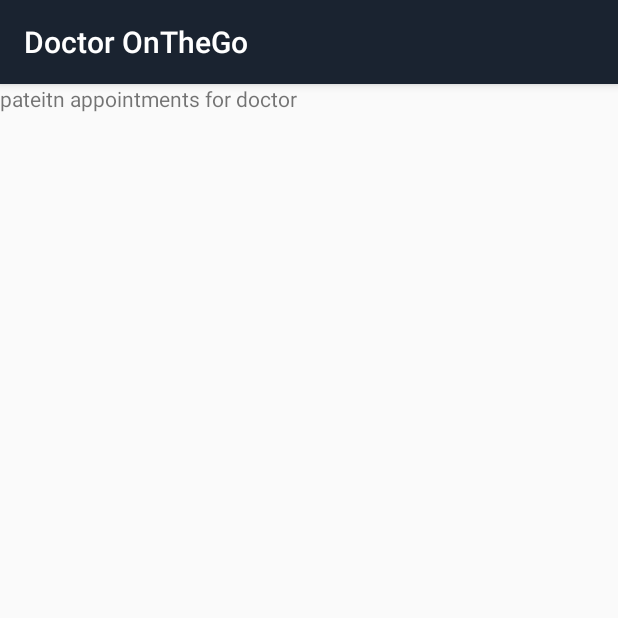
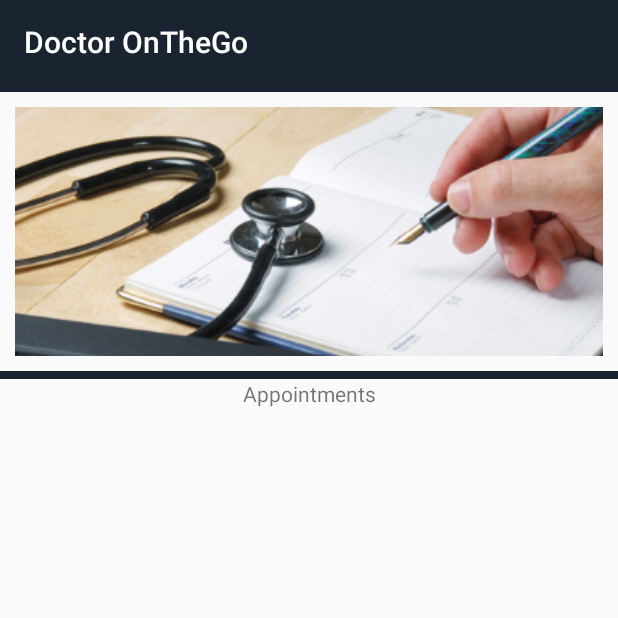
Before and after one commit to architkaila/DoctorOnTheGoApp, an Android app: the fragment patientAppointmentsForDoctor shown on its own in the app's theme, on a phone screen of 412 x 824 dp, the top half of it. Run offline under Robolectric (Android 15) with nearby library versions, the phone set to English and light mode, and no system bars; our stand-ins replace Firebase (no records; nobody signed in at launch, a user with empty details on screens opened directly); 2 statements that could not run were skipped.

Commit message:
Added Prescription Editing and adding for doctor and Prescriptions viewing for patients.

```diff
--- a/app/build.gradle
+++ b/app/build.gradle
@@ -40,4 +40,6 @@ dependencies {
 
 
 
+
+
 apply plugin: 'com.google.gms.google-services'
--- a/app/src/main/AndroidManifest.xml
+++ b/app/src/main/AndroidManifest.xml
@@ -27,7 +27,9 @@
         <activity android:name=".PatientProfileUpdate" />
         <activity android:name=".DoctorLogin" />
         <activity android:name=".DoctorActivity" />
-        <activity android:name=".PatientDetailsForDoctor"></activity>
+        <activity android:name=".PatientDetailsForDoctor" />
+        <activity android:name=".EditPrescription" />
+        <activity android:name=".ViewPrescription"></activity>
     </application>
 
 </manifest>
--- a/app/src/main/java/software/doctoronthego/PatientDetailsForDoctor.java
+++ b/app/src/main/java/software/doctoronthego/PatientDetailsForDoctor.java
@@ -7,7 +7,7 @@ import android.support.v7.app.AppCompatActivity;
 
 public class PatientDetailsForDoctor extends AppCompatActivity {
 
-    String s;
+    public static String s;
 
     @Override
     protected void onCreate(Bundle savedInstanceState) {
--- a/app/src/main/java/software/doctoronthego/fragments/DoctorViewAppointment.java
+++ b/app/src/main/java/software/doctoronthego/fragments/DoctorViewAppointment.java
@@ -9,7 +9,6 @@ import android.view.LayoutInflater;
 import android.view.View;
 import android.view.ViewGroup;
 import android.widget.ListView;
-import android.widget.Toast;
 
 import com.google.android.gms.tasks.OnCompleteListener;
 import com.google.android.gms.tasks.Task;
@@ -66,7 +65,7 @@ public class DoctorViewAppointment extends Fragment {
                 if (task.isSuccessful()) {
                     for (DocumentSnapshot doc : task.getResult()) {
 
-                        Toast.makeText(getActivity(), doc.getId(), Toast.LENGTH_SHORT).show();
+                        //Toast.makeText(getActivity(), doc.getId(), Toast.LENGTH_SHORT).show();
                         String email = doc.getId();
                         final String name = doc.getString("first_name");
 
--- a/app/src/main/java/software/doctoronthego/fragments/patientAppointmentsForDoctor.java
+++ b/app/src/main/java/software/doctoronthego/fragments/patientAppointmentsForDoctor.java
@@ -1,18 +1,48 @@
 package software.doctoronthego.fragments;
 
 
+import android.content.Intent;
 import android.os.Bundle;
+import android.support.annotation.NonNull;
 import android.support.v4.app.Fragment;
+import android.util.Log;
 import android.view.LayoutInflater;
 import android.view.View;
 import android.view.ViewGroup;
+import android.widget.AdapterView;
+import android.widget.ListView;
+import android.widget.Toast;
 
+import com.google.android.gms.tasks.OnCompleteListener;
+import com.google.android.gms.tasks.Task;
+import com.google.firebase.auth.FirebaseUser;
+import com.google.firebase.firestore.DocumentReference;
+import com.google.firebase.firestore.DocumentSnapshot;
+import com.google.firebase.firestore.FirebaseFirestore;
+import com.google.firebase.firestore.QuerySnapshot;
+
+import java.util.ArrayList;
+import java.util.Collections;
+import java.util.Comparator;
+
+import software.doctoronthego.Appointments;
+import software.doctoronthego.AppointmentsAdaptor;
+import software.doctoronthego.EditPrescription;
+import software.doctoronthego.PatientDetailsForDoctor;
 import software.doctoronthego.R;
+
+import static android.content.ContentValues.TAG;
 
 /**
  * A simple {@link Fragment} subclass.
  */
 public class patientAppointmentsForDoctor extends Fragment {
+
+    final ArrayList<Appointments> appointments = new ArrayList<>();
+    String userEmail;
+    FirebaseUser currentUser;
+    DocumentReference db;
+    ListView list;
 
 
     public patientAppointmentsForDoctor() {
@@ -24,7 +54,57 @@ public class patientAppointmentsForDoctor extends Fragment {
     public View onCreateView(LayoutInflater inflater, ViewGroup container,
                              Bundle savedInstanceState) {
         // Inflate the layout for this fragment
-        return inflater.inflate(R.layout.fragment_patient_appointments_for_doctor, container, false);
+        View v = inflater.inflate(R.layout.fragment_patient_appointments_for_doctor, container, false);
+
+        PatientDetailsForDoctor obj = (PatientDetailsForDoctor) getActivity();
+        userEmail = obj.getUserEmail();
+
+        list = v.findViewById(R.id.list);
+        db = FirebaseFirestore.getInstance().collection("patientData").document(userEmail);
+
+        db.collection("Appointments")
+                .get()
+                .addOnCompleteListener(new OnCompleteListener<QuerySnapshot>() {
+                    @Override
+                    public void onComplete(@NonNull Task<QuerySnapshot> task) {
+
+
+                        final AppointmentsAdaptor adptr = new AppointmentsAdaptor(getActivity(), appointments);
+
+                        if (task.isSuccessful()) {
+                            for (DocumentSnapshot doc : task.getResult()) {
+                                //  Appointments data = doc.toObject(Appointments.class);
+                                Appointments data = new Appointments(doc.get("date").toString(), doc.get("time").toString(), doc.get("prescription").toString(), doc.getId());
+                                appointments.add(data);
+                                adptr.setNotifyOnChange(true);
+                                Toast.makeText(getActivity(), data.getPrescription(), Toast.LENGTH_SHORT).show();
+                            }
+                            Collections.sort(appointments, new dateSort());
+                            list.setAdapter(adptr);
+
+                        } else {
+                            Log.d(TAG, "Error getting documents: ", task.getException());
+                        }
+                    }
+                });
+
+        list.setOnItemClickListener(new AdapterView.OnItemClickListener() {
+            @Override
+            public void onItemClick(AdapterView<?> adapterView, View view, int i, long l) {
+                Intent obj = new Intent(getActivity(), EditPrescription.class);
+                obj.putExtra("document_name", appointments.get(i).getDocumentId());
+                startActivity(obj);
+                //startActivity(new Intent(getActivity(), PatientDetailsForDoctor.class));
+            }
+        });
+
+        return v;
+    }
+
+    public class dateSort implements Comparator<Appointments> {
+        public int compare(Appointments one, Appointments two) {
+            return (two.getDate().compareTo(one.getDate()));
+        }
     }
 
 }
--- a/app/src/main/res/layout/fragment_patient_appointments_for_doctor.xml
+++ b/app/src/main/res/layout/fragment_patient_appointments_for_doctor.xml
@@ -1,13 +1,38 @@
-<FrameLayout xmlns:android="http://schemas.android.com/apk/res/android"
+<LinearLayout xmlns:android="http://schemas.android.com/apk/res/android"
     xmlns:tools="http://schemas.android.com/tools"
     android:layout_width="match_parent"
     android:layout_height="match_parent"
+    android:orientation="vertical"
     tools:context="software.doctoronthego.fragments.patientAppointmentsForDoctor">
 
-    <!-- TODO: Update blank fragment layout -->
+    <View
+        android:layout_width="match_parent"
+        android:layout_height="5dp"
+        android:background="@color/colorPrimary" />
+
+    <ImageView
+        android:layout_width="match_parent"
+        android:layout_height="wrap_content"
+        android:layout_margin="10dp"
+        android:scaleType="centerCrop"
+        android:src="@drawable/create_appointment" />
+
+    <View
+        android:layout_width="match_parent"
+        android:layout_height="5dp"
+        android:background="@color/colorPrimary" />
+
     <TextView
+        android:id="@+id/tv"
         android:layout_width="match_parent"
-        android:layout_height="match_parent"
-        android:text="pateitn appointments for doctor" />
+        android:layout_height="wrap_content"
+        android:gravity="center"
+        android:text="Appointments" />
 
-</FrameLayout>
+    <ListView
+        android:id="@+id/list"
+        android:layout_width="match_parent"
+        android:layout_height="wrap_content"></ListView>
+
+
+</LinearLayout>
```
Also changed, not shown: app/src/main/java/software/doctoronthego/Appointments.java (+26 -0 lines), app/src/main/java/software/doctoronthego/EditPrescription.java (added, +99 -0 lines), app/src/main/java/software/doctoronthego/ViewPrescription.java (added, +72 -0 lines), app/src/main/java/software/doctoronthego/fragments/PatientAdaptor.java (+11 -7 lines), app/src/main/java/software/doctoronthego/fragments/PatientViewAppointment.java (+17 -2 lines), app/src/main/res/layout/activity_edit_prescription.xml (added, +44 -0 lines), app/src/main/res/layout/activity_view_prescription.xml (added, +30 -0 lines).
